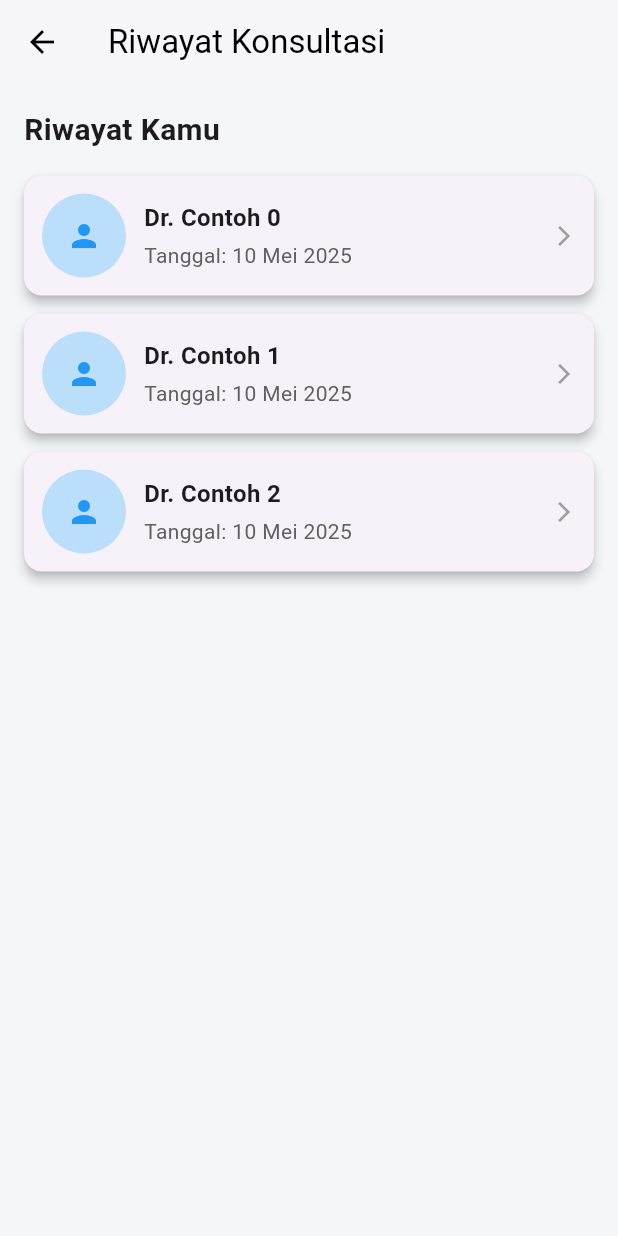
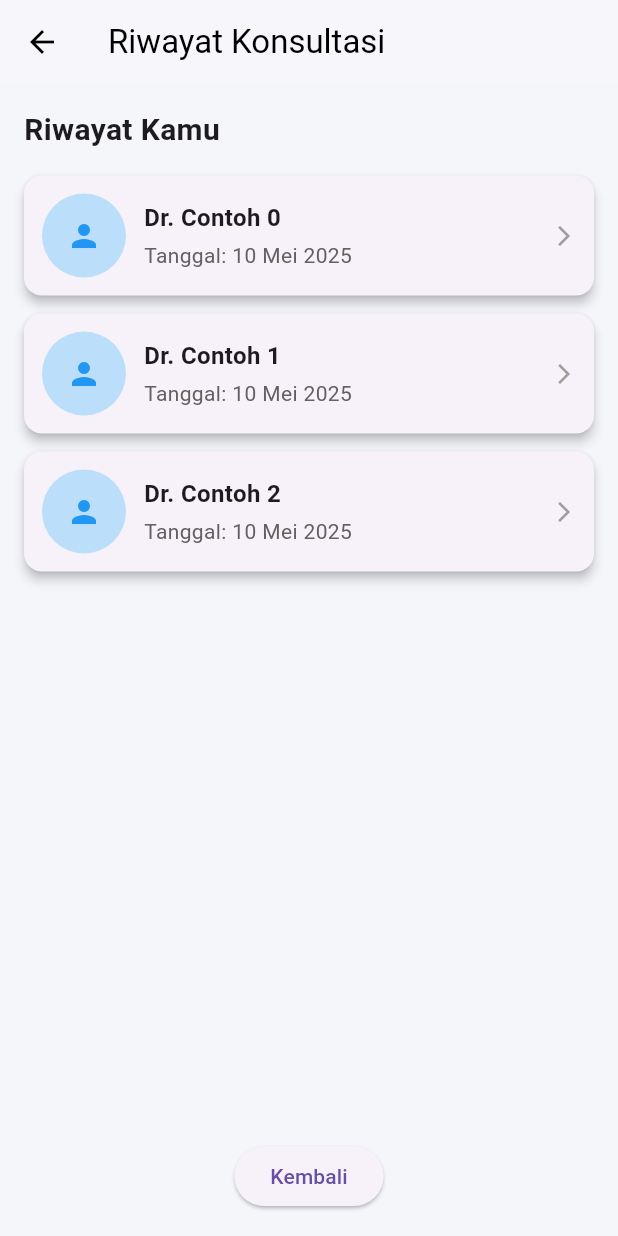
Before and after one commit to HANNN-YOLO/booking-doctor, a Flutter app: the HistoryScreen screen opened by its route, on a phone screen of 412 x 824 dp. Run offline on Flutter 3.47's test engine with Material 3 defaults, Android fonts, the phone set to English and light mode, and no system bars; our stand-ins replace flutter_time_picker_spinner, font_awesome_flutter.

Commit message:
Navigasi halaman

```diff
--- a/lib/screens/chat_screen.dart
+++ b/lib/screens/chat_screen.dart
@@ -26,7 +26,7 @@ class _ChatScreenState extends State<ChatScreen> {
           icon: Icon(Icons.arrow_back, color: Colors.black),
           onPressed: () {
             // Navigasi ke layar beranda atau layar sebelumnya
-            Navigator.pushReplacementNamed(context, '/home');
+            Navigator.pushReplacementNamed(context, '/detail');
           },
         ),
         title: Row(
@@ -56,7 +56,8 @@ class _ChatScreenState extends State<ChatScreen> {
                     padding: EdgeInsets.symmetric(horizontal: 12, vertical: 8),
                     margin: EdgeInsets.symmetric(vertical: 4),
                     decoration: BoxDecoration(
-                      color: index % 2 == 0 ? Colors.grey[300] : Colors.blue[100],
+                      color:
+                          index % 2 == 0 ? Colors.grey[300] : Colors.blue[100],
                       borderRadius: BorderRadius.circular(16),
                     ),
                     child: Text(
--- a/lib/screens/history_screen.dart
+++ b/lib/screens/history_screen.dart
@@ -67,7 +67,8 @@ class HistoryScreen extends StatelessWidget {
                               ],
                             ),
                           ),
-                          Icon(Icons.arrow_forward_ios, size: 16, color: Colors.grey),
+                          Icon(Icons.arrow_forward_ios,
+                              size: 16, color: Colors.grey),
                         ],
                       ),
                     ),
@@ -75,6 +76,13 @@ class HistoryScreen extends StatelessWidget {
                 },
               ),
             ),
+            Container(
+                alignment: Alignment.center,
+                child: ElevatedButton(
+                    onPressed: () {
+                      Navigator.of(context).pushReplacementNamed('/');
+                    },
+                    child: Text("Kembali")))
           ],
         ),
       ),
```
